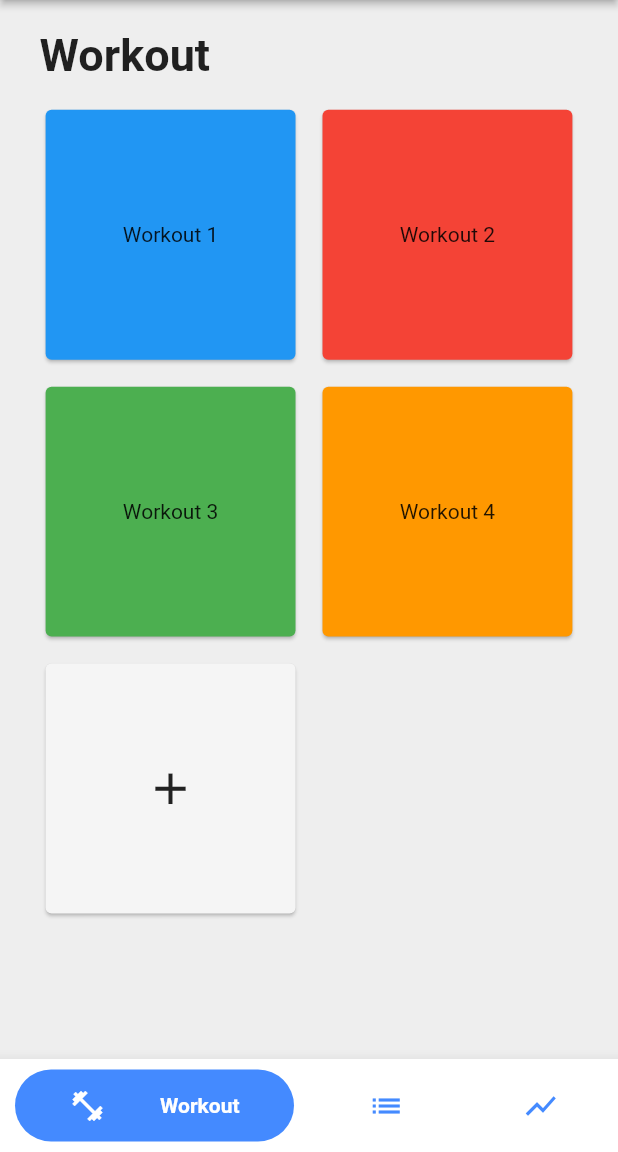
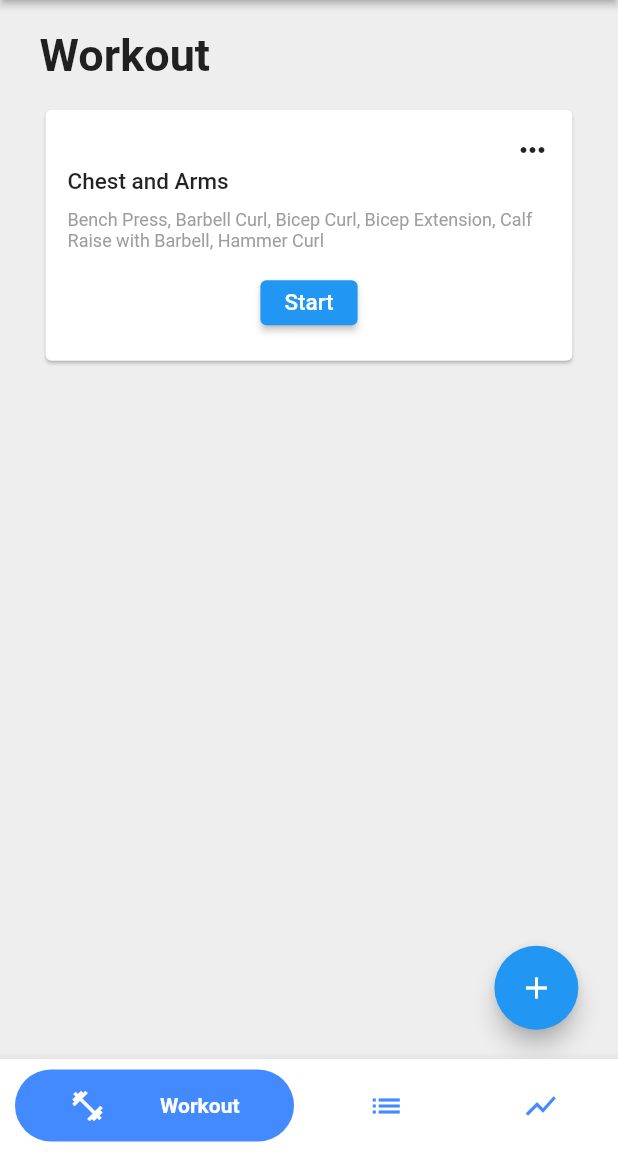
Before and after one commit to davidivad96/mygymbro, a Flutter app: the screen it shows after launch, on a phone screen of 412 x 824 dp, the part 84-1236 px from its top. Run offline on Flutter 3.47's test engine with Material 2 defaults, Android fonts, the phone set to English and light mode, and no system bars; drawn by our look-alikes of bubble_bottom_bar; our stand-ins replace get; Roboto replaces fonts that are missing (Poppins).

Commit message:
Improve Workouts screen with mocked data

```diff
--- /dev/null
+++ b/lib/data/trainings.dart
@@ -0,0 +1,35 @@
+import 'package:mygymbro/models/training.dart';
+import 'package:mygymbro/data/exercises.dart';
+
+List<Training> trainings = [
+  Training(
+    exercises[7],
+    3,
+    10,
+  ),
+  Training(
+    exercises[2],
+    4,
+    8,
+  ),
+  Training(
+    exercises[8],
+    3,
+    10,
+  ),
+  Training(
+    exercises[9],
+    3,
+    10,
+  ),
+  Training(
+    exercises[15],
+    3,
+    10,
+  ),
+  Training(
+    exercises[28],
+    3,
+    10,
+  ),
+];
--- /dev/null
+++ b/lib/data/workouts.dart
@@ -0,0 +1,13 @@
+import 'package:mygymbro/data/trainings.dart';
+import 'package:mygymbro/models/workout.dart';
+
+List<Workout> workouts = [
+  Workout("Chest and Arms", [
+    trainings[0],
+    trainings[1],
+    trainings[2],
+    trainings[3],
+    trainings[4],
+    trainings[5],
+  ]),
+];
--- a/lib/home.dart
+++ b/lib/home.dart
@@ -1,8 +1,8 @@
 import 'package:flutter/material.dart';
 
-import 'package:mygymbro/screens/exercises.dart';
-import 'package:mygymbro/screens/graphs.dart';
-import 'package:mygymbro/screens/workout.dart';
+import 'package:mygymbro/screens/exercises_screen.dart';
+import 'package:mygymbro/screens/graphs_screen.dart';
+import 'package:mygymbro/screens/workout_screen.dart';
 import 'package:mygymbro/widgets/bottom_nav_bar.dart';
 import 'package:mygymbro/widgets/custom_app_bar.dart';
 
@@ -16,9 +16,9 @@ class Home extends StatefulWidget {
 class _HomeState extends State<Home> {
   int _currentIndex = 0;
   final pages = [
-    const Workout(),
-    const Exercises(),
-    const Graphs(),
+    const WorkoutScreen(),
+    const ExercisesScreen(),
+    const GraphsScreen(),
   ];
 
   void _changePage(int? index) {
--- /dev/null
+++ b/lib/models/training.dart
@@ -0,0 +1,13 @@
+import 'package:mygymbro/models/exercise.dart';
+
+class Training {
+  final Exercise exercise;
+  final int numSets;
+  final int numReps;
+
+  Training(
+    this.exercise,
+    this.numSets,
+    this.numReps,
+  );
+}
--- /dev/null
+++ b/lib/models/workout.dart
@@ -0,0 +1,11 @@
+import 'package:mygymbro/models/training.dart';
+
+class Workout {
+  final String name;
+  final List<Training> trainings;
+
+  Workout(
+    this.name,
+    this.trainings,
+  );
+}
--- a/lib/screens/exercises.dart
+++ b/lib/screens/exercises_screen.dart
@@ -5,14 +5,14 @@ import 'package:mygymbro/data/exercises.dart';
 import 'package:mygymbro/models/exercise.dart';
 import 'package:mygymbro/utils/dimensions.dart';
 
-class Exercises extends StatefulWidget {
-  const Exercises({Key? key}) : super(key: key);
+class ExercisesScreen extends StatefulWidget {
+  const ExercisesScreen({Key? key}) : super(key: key);
 
   @override
-  State<Exercises> createState() => _ExercisesState();
+  State<ExercisesScreen> createState() => _ExercisesScreenState();
 }
 
-class _ExercisesState extends State<Exercises> {
+class _ExercisesScreenState extends State<ExercisesScreen> {
   final TextEditingController _controller = TextEditingController();
   late List<Exercise> _exerciseList = [];
   late List<Exercise> _filteredExerciseList = [];
--- a/lib/screens/graphs.dart
+++ b/lib/screens/graphs_screen.dart
@@ -3,8 +3,8 @@ import 'package:flutter/material.dart';
 import 'package:mygymbro/constants.dart';
 import 'package:mygymbro/utils/dimensions.dart';
 
-class Graphs extends StatelessWidget {
-  const Graphs({Key? key}) : super(key: key);
+class GraphsScreen extends StatelessWidget {
+  const GraphsScreen({Key? key}) : super(key: key);
 
   @override
   Widget build(BuildContext context) {
--- a/lib/screens/profile.dart
+++ b/lib/screens/profile_screen.dart
@@ -2,8 +2,8 @@ import 'package:flutter/material.dart';
 
 import 'package:mygymbro/constants.dart';
 
-class Profile extends StatelessWidget {
-  const Profile({Key? key}) : super(key: key);
+class ProfileScreen extends StatelessWidget {
+  const ProfileScreen({Key? key}) : super(key: key);
 
   @override
   Widget build(BuildContext context) {
--- a/lib/screens/workout.dart
+++ /dev/null
@@ -1,72 +0,0 @@
-import 'package:flutter/material.dart';
-
-import 'package:mygymbro/constants.dart';
-import 'package:mygymbro/utils/dimensions.dart';
-
-class Workout extends StatelessWidget {
-  const Workout({Key? key}) : super(key: key);
-
-  @override
-  Widget build(BuildContext context) {
-    print("hello: ${Dimensions.height} ${Dimensions.width}");
-    return Padding(
-      padding: EdgeInsets.fromLTRB(
-        Dimensions.screenPaddingHorizontal,
-        Dimensions.screenPaddingVertical,
-        Dimensions.screenPaddingHorizontal,
-        Dimensions.screenPaddingVertical,
-      ),
-      child: Column(
-        mainAxisSize: MainAxisSize.max,
-        mainAxisAlignment: MainAxisAlignment.start,
-        crossAxisAlignment: CrossAxisAlignment.stretch,
-        children: [
-          Container(
-            margin: EdgeInsets.only(bottom: Dimensions.screenTitleMarginBottom),
-            child: const Text(
-              WorkoutConstants.title,
-              style: TextStyle(
-                fontSize: 30.0,
-                fontWeight: FontWeight.bold,
-              ),
-            ),
-          ),
-          Expanded(
-            child: GridView(
-              padding: EdgeInsets.zero,
-              gridDelegate: const SliverGridDelegateWithFixedCrossAxisCount(
-                crossAxisCount: 2,
-                crossAxisSpacing: 10.0,
-                mainAxisSpacing: 10.0,
-                childAspectRatio: 1.0,
-              ),
-              scrollDirection: Axis.vertical,
-              children: const [
-                Card(
-                  color: Colors.blue,
-                  child: Center(child: Text("Workout 1")),
-                ),
-                Card(
-                  color: Colors.red,
-                  child: Center(child: Text("Workout 2")),
-                ),
-                Card(
-                  color: Colors.green,
-                  child: Center(child: Text("Workout 3")),
-                ),
-                Card(
-                  color: Colors.orange,
-                  child: Center(child: Text("Workout 4")),
-                ),
-                Card(
-                  color: Color(0xFFF5F5F5),
-                  child: Icon(Icons.add, size: 35.0),
-                ),
-              ],
-            ),
-          ),
-        ],
-      ),
-    );
-  }
-}
--- /dev/null
+++ b/lib/screens/workout_screen.dart
@@ -0,0 +1,69 @@
+import 'package:flutter/material.dart';
+
+import 'package:mygymbro/constants.dart';
+import 'package:mygymbro/data/workouts.dart';
+import 'package:mygymbro/utils/dimensions.dart';
+import 'package:mygymbro/widgets/workout_card.dart';
+
+class WorkoutScreen extends StatelessWidget {
+  const WorkoutScreen({Key? key}) : super(key: key);
+
+  @override
+  Widget build(BuildContext context) {
+    return Padding(
+      padding: EdgeInsets.fromLTRB(
+        Dimensions.screenPaddingHorizontal,
+        Dimensions.screenPaddingVertical,
+        Dimensions.screenPaddingHorizontal,
+        Dimensions.screenPaddingVertical,
+      ),
+      child: Stack(
+        children: [
+          Column(
+            mainAxisSize: MainAxisSize.max,
+            mainAxisAlignment: MainAxisAlignment.start,
+            crossAxisAlignment: CrossAxisAlignment.stretch,
+            children: [
+              Container(
+                margin:
+                    EdgeInsets.only(bottom: Dimensions.screenTitleMarginBottom),
+                child: const Text(
+                  WorkoutConstants.title,
+                  style: TextStyle(
+                    fontSize: 30.0,
+                    fontWeight: FontWeight.bold,
+                  ),
+                ),
+              ),
+              Expanded(
+                child: ListView.builder(
+                  padding: EdgeInsets.zero,
+                  scrollDirection: Axis.vertical,
+                  itemCount: workouts.length,
+                  itemBuilder: (context, index) {
+                    return Container(
+                      constraints: BoxConstraints(
+                        minHeight: Dimensions.workoutCardMinHeight,
+                      ),
+                      child: WorkoutCard(
+                        workout: workouts[index],
+                      ),
+                    );
+                  },
+                ),
+              ),
+            ],
+          ),
+          Positioned(
+            bottom: 0.0,
+            right: 0.0,
+            child: FloatingActionButton(
+              onPressed: () {},
+              child: const Icon(Icons.add),
+            ),
+          ),
+        ],
+      ),
+    );
+  }
+}
--- a/lib/utils/dimensions.dart
+++ b/lib/utils/dimensions.dart
@@ -4,11 +4,15 @@ class Dimensions {
   static double height = Get.context!.height;
   static double width = Get.context!.width;
 
-  // padding
+  // paddings
   static double screenPaddingVertical = height / 42.2;
   static double screenPaddingHorizontal = width / 15.6;
+  static double workoutCardPadding = height / 56.2;
 
-  // margin
+  // margins
   static double screenTitleMarginBottom = height / 56.26;
   static double searchInputMarginBottom = height / 84.4;
+
+  // heights
+  static double workoutCardMinHeight = height / 7.0;
 }
--- a/lib/widgets/custom_app_bar.dart
+++ b/lib/widgets/custom_app_bar.dart
@@ -1,7 +1,7 @@
 import 'package:flutter/material.dart';
 
 import 'package:mygymbro/constants.dart';
-import 'package:mygymbro/screens/profile.dart';
+import 'package:mygymbro/screens/profile_screen.dart';
 
 class CustomAppBar extends StatefulWidget implements PreferredSizeWidget {
   const CustomAppBar({Key? key})
@@ -38,7 +38,7 @@ class _CustomAppBarState extends State<CustomAppBar> {
             onTap: () {
               showModalBottomSheet(
                 context: context,
-                builder: (context) => const Profile(),
+                builder: (context) => const ProfileScreen(),
                 isScrollControlled: true,
               );
             },
--- /dev/null
+++ b/lib/widgets/workout_card.dart
@@ -0,0 +1,74 @@
+import 'package:flutter/material.dart';
+
+import 'package:mygymbro/models/workout.dart';
+import 'package:mygymbro/utils/dimensions.dart';
+
+class WorkoutCard extends StatelessWidget {
+  final Workout workout;
+
+  const WorkoutCard({Key? key, required this.workout}) : super(key: key);
+
+  @override
+  Widget build(BuildContext context) {
+    return Card(
+      child: Padding(
+        padding: EdgeInsets.all(Dimensions.workoutCardPadding),
+        child: Column(
+          children: [
+            Row(
+              mainAxisAlignment: MainAxisAlignment.end,
+              children: [
+                GestureDetector(
+                  child: const Icon(Icons.more_horiz),
+                  onTap: () {},
+                ),
+              ],
+            ),
+            Column(
+              mainAxisAlignment: MainAxisAlignment.center,
+              crossAxisAlignment: CrossAxisAlignment.start,
+              children: [
+                Text(
+                  workout.name,
+                  style: const TextStyle(
+                    fontSize: 15.0,
+                    fontWeight: FontWeight.w500,
+                  ),
+                ),
+                const SizedBox(height: 10.0),
+                Text(
+                  workout.trainings
+                      .map((training) => training.exercise.name)
+                      .join(", "),
+                  style: TextStyle(
+                    fontSize: 12.0,
+                    color: Colors.grey[500],
+                  ),
+                ),
+              ],
+            ),
+            const SizedBox(height: 10.0),
+            Row(
+              mainAxisAlignment: MainAxisAlignment.center,
+              children: [
+                ElevatedButton(
+                  onPressed: () {},
+                  style: ElevatedButton.styleFrom(
+                    minimumSize: const Size(50.0, 30.0),
+                  ),
+                  child: const Text(
+                    "Start",
+                    style: TextStyle(
+                      fontSize: 15.0,
+                      fontWeight: FontWeight.w500,
+                    ),
+                  ),
+                ),
+              ],
+            ),
+          ],
+        ),
+      ),
+    );
+  }
+}
```
